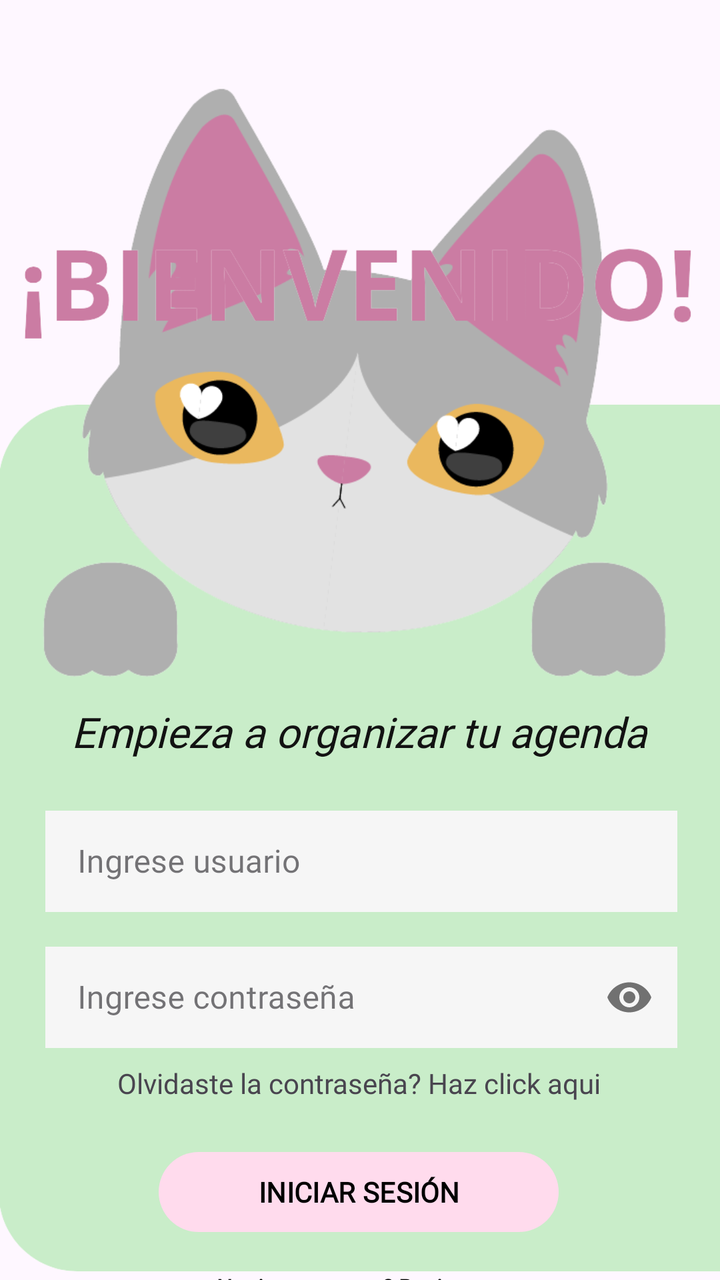
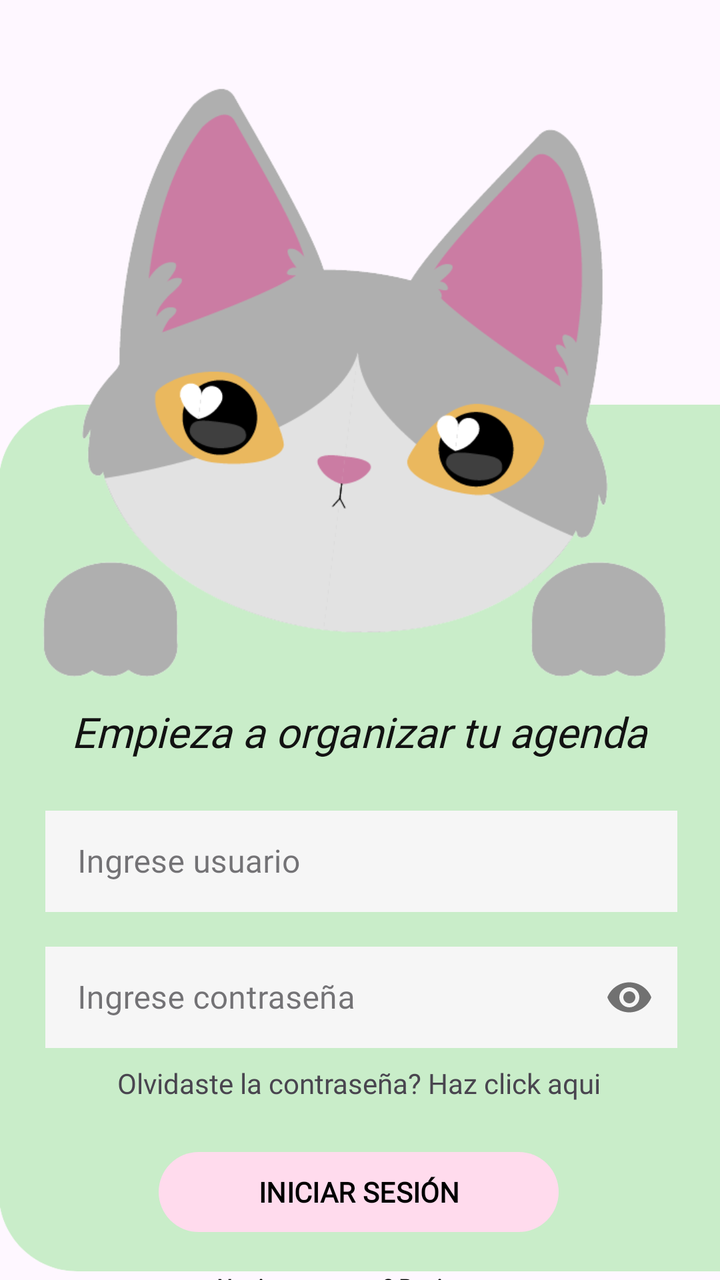

Two renders of the same Android screen: before a commit and after it. Below are the layout's source before the change and the commit's diff.
<!-- AndroidManifest.xml: application theme Theme.Inti_agenda -->
<!-- res/layout/activity_main.xml -->
<?xml version="1.0" encoding="utf-8"?>
<androidx.constraintlayout.widget.ConstraintLayout xmlns:android="http://schemas.android.com/apk/res/android"
    xmlns:app="http://schemas.android.com/apk/res-auto"
    xmlns:tools="http://schemas.android.com/tools"
    android:id="@+id/main"
    android:layout_width="match_parent"
    android:layout_height="match_parent"
    tools:context=".MainActivity">

    <ImageView
        android:id="@+id/imageView6"
        android:layout_width="239dp"
        android:layout_height="235dp"
        android:layout_marginTop="172dp"
        app:layout_constraintBottom_toBottomOf="@+id/textView4"
        app:layout_constraintEnd_toEndOf="parent"
        app:layout_constraintStart_toStartOf="parent"
        app:layout_constraintTop_toBottomOf="@+id/imageView5"
        app:layout_constraintVertical_bias="0.023"
        app:srcCompat="@drawable/circulo_gatito" />

    <ImageView
        android:id="@+id/imageView2"
        android:layout_width="421dp"
        android:layout_height="434dp"
        android:layout_marginBottom="4dp"
        app:layout_constraintBottom_toBottomOf="parent"
        app:layout_constraintEnd_toEndOf="parent"
        app:layout_constraintHorizontal_bias="0.0"
        app:layout_constraintStart_toStartOf="parent"
        app:srcCompat="@drawable/cuadro_inicio_sesion2" />

    <TextView
        android:id="@+id/textView2"
        android:layout_width="wrap_content"
        android:layout_height="wrap_content"
        android:fontFamily="@font/poppins_regular"
        android:text="@string/bienvenido"
        android:textColor="#121212"
        android:textSize="21sp"
        android:textStyle="italic"
        app:layout_constraintBottom_toBottomOf="parent"
        app:layout_constraintEnd_toEndOf="parent"
        app:layout_constraintHorizontal_bias="0.496"
        app:layout_constraintStart_toStartOf="parent"
        app:layout_constraintTop_toTopOf="parent"
        app:layout_constraintVertical_bias="0.575" />

    
    <ImageView
        android:id="@+id/imageView"
        android:layout_width="328dp"
        android:layout_height="316dp"
        android:layout_marginBottom="256dp"
        android:contentDescription="@string/app_name"
        app:layout_constraintBottom_toBottomOf="@+id/imageView2"
        app:layout_constraintEnd_toEndOf="parent"
        app:layout_constraintStart_toStartOf="parent"
        app:layout_constraintTop_toTopOf="parent"
        app:layout_constraintVertical_bias="0.573"
        app:srcCompat="@drawable/gato_curi" />

    <androidx.constraintlayout.widget.Guideline
        android:id="@+id/guideline"
        android:layout_width="wrap_content"
        android:layout_height="wrap_content"
        android:orientation="vertical"
        app:layout_constraintGuide_begin="30dp" />

    <androidx.constraintlayout.widget.Guideline
        android:id="@+id/guideline2"
        android:layout_width="wrap_content"
        android:layout_height="wrap_content"
        android:orientation="vertical"
        app:layout_constraintGuide_end="30dp" />

    <ImageView
        android:id="@+id/imageView5"
        android:layout_width="342dp"
        android:layout_height="98dp"
        android:layout_marginTop="96dp"
        app:layout_constraintEnd_toEndOf="parent"
        app:layout_constraintHorizontal_bias="0.492"
        app:layout_constraintStart_toStartOf="parent"
        app:layout_constraintTop_toTopOf="parent"
        app:srcCompat="@drawable/bienvenido" />

    <com.google.android.material.textfield.TextInputLayout
        style="@style/MyTextInputStyle"
        android:id="@+id/textInputLayout"
        android:layout_width="316dp"
        android:layout_height="56dp"
        android:layout_marginTop="20dp"
        app:layout_constraintEnd_toStartOf="@+id/guideline2"
        app:layout_constraintHorizontal_bias="0.479"
        app:layout_constraintStart_toStartOf="@+id/guideline"
        app:layout_constraintTop_toBottomOf="@+id/textView2"
        >

        <com.google.android.material.textfield.TextInputEditText
            android:layout_width="match_parent"
            android:layout_height="wrap_content"
            android:inputType="text"
            android:fontFamily="@font/poppins_regular"
            android:hint="@string/txt_usuario"
            android:background="@color/white"
            android:textColor="@color/black"

            />
    </com.google.android.material.textfield.TextInputLayout>

    <com.google.android.material.textfield.TextInputLayout
        style="@style/MyTextInputStyle"
        android:id="@+id/textInputLayout2"
        android:layout_width="316dp"
        android:layout_height="56dp"
        android:layout_marginTop="12dp"
        app:passwordToggleEnabled="true"
        app:layout_constraintEnd_toStartOf="@+id/guideline2"
        app:layout_constraintHorizontal_bias="0.475"
        app:layout_constraintStart_toStartOf="@+id/guideline"
        app:layout_constraintTop_toBottomOf="@+id/textInputLayout">

        <com.google.android.material.textfield.TextInputEditText
            android:layout_width="match_parent"
            android:layout_height="wrap_content"
            android:inputType="textPassword"
            android:fontFamily="@font/poppins_regular"
            android:hint="@string/txt_password"
            android:background="@color/white"/>


    </com.google.android.material.textfield.TextInputLayout>

    <Button
        android:id="@+id/btn_ingresar"
        android:layout_width="200dp"
        android:layout_height="wrap_content"
        android:layout_marginTop="48dp"
        android:text="@string/btn_ingresar"
        android:textColor="@color/black"
        android:textStyle="bold"
        android:fontFamily="@font/poppins_bold"
        app:layout_constraintEnd_toStartOf="@+id/guideline2"
        app:layout_constraintHorizontal_bias="0.493"
        app:layout_constraintStart_toStartOf="@+id/guideline"
        app:layout_constraintTop_toBottomOf="@+id/textInputLayout2" />

    <TextView
        android:id="@+id/textView3"
        android:layout_width="wrap_content"
        android:layout_height="wrap_content"
        android:layout_marginTop="8sp"
        android:fontFamily="@font/poppins_regular"
        android:text="@string/olvidasteContraseña"
        app:layout_constraintEnd_toStartOf="@+id/guideline2"
        app:layout_constraintHorizontal_bias="0.495"
        app:layout_constraintStart_toStartOf="@+id/guideline"
        app:layout_constraintTop_toBottomOf="@+id/textInputLayout2" />

    <TextView
        android:id="@+id/textView4"
        android:layout_width="wrap_content"
        android:layout_height="wrap_content"
        android:layout_marginTop="16dp"
        android:fontFamily="@font/poppins_regular"
        android:text="@string/lbl_crear_cuenta"
        android:textColor="@color/black"
        android:textSize="11sp"
        android:textStyle="bold"
        app:layout_constraintEnd_toStartOf="@+id/guideline2"
        app:layout_constraintHorizontal_bias="0.494"
        app:layout_constraintStart_toStartOf="@+id/guideline"
        app:layout_constraintTop_toBottomOf="@+id/btn_ingresar" />

    <Button
        android:id="@+id/btn_registro"
        android:layout_width="200dp"
        android:layout_height="wrap_content"
        android:layout_marginTop="8dp"
        android:backgroundTint="@color/colorPrimaryDark"
        android:fontFamily="@font/poppins_bold"
        android:text="@string/btn_registro"
        android:textColor="@color/white"
        app:layout_constraintEnd_toStartOf="@+id/guideline2"
        app:layout_constraintHorizontal_bias="0.493"
        app:layout_constraintStart_toStartOf="@+id/guideline"
        app:layout_constraintTop_toBottomOf="@+id/textView4" />


</androidx.constraintlayout.widget.ConstraintLayout>
<!-- resources referenced by this layout -->
<resources>
  <color name="black">#FF000000</color>
  <color name="colorPrimaryDark">#cb7ca3</color>
  <color name="white">#f6f6f6</color>
  <!-- drawable bienvenido: png bitmap (drawable, 15426 bytes) -->
  <!-- drawable circulo_gatito: png bitmap (drawable, 16671 bytes) -->
  <!-- drawable cuadro_inicio_sesion2: png bitmap (drawable, 11440 bytes) -->
  <!-- drawable gato_curi: png bitmap (drawable, 32536 bytes) -->
  <string name="app_name">Inti_agenda</string>
  <string name="bienvenido">Empieza a organizar tu agenda</string>
  <string name="btn_ingresar">INICIAR SESIÓN</string>
  <string name="btn_registro">REGISTRARSE</string>
  <string name="lbl_crear_cuenta">No tienes cuenta? Registrate</string>
  <string name="txt_password">Ingrese contraseña</string>
  <string name="txt_usuario">Ingrese usuario</string>
  <style name="MyTextInputStyle" parent="Widget.MaterialComponents.TextInputLayout.OutlinedBox">
          <item name="boxStrokeColor">@color/white</item>
          <item name="boxStrokeWidth">2dp</item>
          <item name="boxStrokeWidthFocused">3dp</item>
          <item name="boxCornerRadiusTopStart">8dp</item>
          <item name="boxCornerRadiusTopEnd">8dp</item>
          <item name="boxCornerRadiusBottomStart">8dp</item>
          <item name="boxCornerRadiusBottomEnd">8dp</item>
          <item name="hintTextColor">@color/black</item>
      </style>
  <style name="Theme.Inti_agenda" parent="Base.Theme.Inti_agenda" />
  <style name="Base.Theme.Inti_agenda" parent="Theme.Material3.DayNight.NoActionBar">
          <item name="colorPrimary">@color/colorPrimary</item>
          <item name="colorPrimaryVariant">@color/colorPrimaryDark</item>
          <item name="colorOnPrimary">@color/white</item>
          <item name="colorOnSecondary">@color/black</item>
      </style>
  <color name="colorPrimary">#ffdbed</color>
</resources>

<!-- the commit's change to res/layout/activity_main.xml (unified diff, before → after) -->
@@ -1,191 +1,385 @@
 <?xml version="1.0" encoding="utf-8"?>
 <androidx.constraintlayout.widget.ConstraintLayout xmlns:android="http://schemas.android.com/apk/res/android"
+
     xmlns:app="http://schemas.android.com/apk/res-auto"
+
     xmlns:tools="http://schemas.android.com/tools"
+
     android:id="@+id/main"
+
     android:layout_width="match_parent"
+
     android:layout_height="match_parent"
+
     tools:context=".MainActivity">
 
+
+
     <ImageView
+
         android:id="@+id/imageView6"
+
         android:layout_width="239dp"
+
         android:layout_height="235dp"
+
         android:layout_marginTop="172dp"
+
         app:layout_constraintBottom_toBottomOf="@+id/textView4"
-        app:layout_constraintEnd_toEndOf="parent"
-        app:layout_constraintStart_toStartOf="parent"
+
+        app:layout_constraintEnd_toEndOf="parent"
+
+        app:layout_constraintStart_toStartOf="parent"
+
         app:layout_constraintTop_toBottomOf="@+id/imageView5"
+
         app:layout_constraintVertical_bias="0.023"
+
         app:srcCompat="@drawable/circulo_gatito" />
 
+
+
     <ImageView
+
         android:id="@+id/imageView2"
+
         android:layout_width="421dp"
+
         android:layout_height="434dp"
+
         android:layout_marginBottom="4dp"
+
         app:layout_constraintBottom_toBottomOf="parent"
-        app:layout_constraintEnd_toEndOf="parent"
+
+        app:layout_constraintEnd_toEndOf="parent"
+
         app:layout_constraintHorizontal_bias="0.0"
-        app:layout_constraintStart_toStartOf="parent"
+
+        app:layout_constraintStart_toStartOf="parent"
+
         app:srcCompat="@drawable/cuadro_inicio_sesion2" />
 
+
+
     <TextView
+
         android:id="@+id/textView2"
-        android:layout_width="wrap_content"
-        android:layout_height="wrap_content"
+
+        android:layout_width="wrap_content"
+
+        android:layout_height="wrap_content"
+
         android:fontFamily="@font/poppins_regular"
+
         android:text="@string/bienvenido"
+
         android:textColor="#121212"
+
         android:textSize="21sp"
+
         android:textStyle="italic"
+
         app:layout_constraintBottom_toBottomOf="parent"
-        app:layout_constraintEnd_toEndOf="parent"
+
+        app:layout_constraintEnd_toEndOf="parent"
+
         app:layout_constraintHorizontal_bias="0.496"
-        app:layout_constraintStart_toStartOf="parent"
+
+        app:layout_constraintStart_toStartOf="parent"
+
         app:layout_constraintTop_toTopOf="parent"
+
         app:layout_constraintVertical_bias="0.575" />
 
+
+
     
+
     <ImageView
+
         android:id="@+id/imageView"
+
         android:layout_width="328dp"
+
         android:layout_height="316dp"
+
         android:layout_marginBottom="256dp"
+
         android:contentDescription="@string/app_name"
+
         app:layout_constraintBottom_toBottomOf="@+id/imageView2"
-        app:layout_constraintEnd_toEndOf="parent"
-        app:layout_constraintStart_toStartOf="parent"
+
+        app:layout_constraintEnd_toEndOf="parent"
+
+        app:layout_constraintStart_toStartOf="parent"
+
         app:layout_constraintTop_toTopOf="parent"
+
         app:layout_constraintVertical_bias="0.573"
+
         app:srcCompat="@drawable/gato_curi" />
 
+
+
     <androidx.constraintlayout.widget.Guideline
+
         android:id="@+id/guideline"
-        android:layout_width="wrap_content"
-        android:layout_height="wrap_content"
+
+        android:layout_width="wrap_content"
+
+        android:layout_height="wrap_content"
+
         android:orientation="vertical"
+
         app:layout_constraintGuide_begin="30dp" />
 
+
+
     <androidx.constraintlayout.widget.Guideline
+
         android:id="@+id/guideline2"
-        android:layout_width="wrap_content"
-        android:layout_height="wrap_content"
+
+        android:layout_width="wrap_content"
+
+        android:layout_height="wrap_content"
+
         android:orientation="vertical"
+
         app:layout_constraintGuide_end="30dp" />
 
+
+
     <ImageView
+
         android:id="@+id/imageView5"
+
         android:layout_width="342dp"
+
         android:layout_height="98dp"
-        android:layout_marginTop="96dp"
-        app:layout_constraintEnd_toEndOf="parent"
-        app:layout_constraintHorizontal_bias="0.492"
-        app:layout_constraintStart_toStartOf="parent"
+
+        android:layout_marginTop="60dp"
+
+        app:layout_constraintBottom_toTopOf="@+id/imageView"
+
+        app:layout_constraintEnd_toEndOf="parent"
+
+        app:layout_constraintHorizontal_bias="0.608"
+
+        app:layout_constraintStart_toStartOf="parent"
+
         app:layout_constraintTop_toTopOf="parent"
+
+        app:layout_constraintVertical_bias="0.0"
+
         app:srcCompat="@drawable/bienvenido" />
 
+
+
     <com.google.android.material.textfield.TextInputLayout
+
         style="@style/MyTextInputStyle"
+
         android:id="@+id/textInputLayout"
+
         android:layout_width="316dp"
+
         android:layout_height="56dp"
+
         android:layout_marginTop="20dp"
-        app:layout_constraintEnd_toStartOf="@+id/guideline2"
+
+        app:layout_constraintEnd_toStartOf="@+id/guideline2"
+
         app:layout_constraintHorizontal_bias="0.479"
-        app:layout_constraintStart_toStartOf="@+id/guideline"
+
+        app:layout_constraintStart_toStartOf="@+id/guideline"
+
         app:layout_constraintTop_toBottomOf="@+id/textView2"
+
         >
 
+
+
         <com.google.android.material.textfield.TextInputEditText
+            android:id="@+id/etUsuarioLogin"
+
             android:layout_width="match_parent"
+
             android:layout_height="wrap_content"
+
             android:inputType="text"
+
             android:fontFamily="@font/poppins_regular"
+
             android:hint="@string/txt_usuario"
+
             android:background="@color/white"
+
             android:textColor="@color/black"
 
+
+
             />
+
     </com.google.android.material.textfield.TextInputLayout>
 
+
+
     <com.google.android.material.textfield.TextInputLayout
+
         style="@style/MyTextInputStyle"
+
         android:id="@+id/textInputLayout2"
+
         android:layout_width="316dp"
+
         android:layout_height="56dp"
+
         android:layout_marginTop="12dp"
+
         app:passwordToggleEnabled="true"
-        app:layout_constraintEnd_toStartOf="@+id/guideline2"
+
+        app:layout_constraintEnd_toStartOf="@+id/guideline2"
+
         app:layout_constraintHorizontal_bias="0.475"
-        app:layout_constraintStart_toStartOf="@+id/guideline"
+
+        app:layout_constraintStart_toStartOf="@+id/guideline"
+
         app:layout_constraintTop_toBottomOf="@+id/textInputLayout">
 
+
+
         <com.google.android.material.textfield.TextInputEditText
+            android:id="@+id/etPasswordLogin"
             android:layout_width="match_parent"
+
             android:layout_height="wrap_content"
+
             android:inputType="textPassword"
+
             android:fontFamily="@font/poppins_regular"
+
             android:hint="@string/txt_password"
+
             android:background="@color/white"/>
 
 
+
+
+
     </com.google.android.material.textfield.TextInputLayout>
 
+
+
     <Button
+
         android:id="@+id/btn_ingresar"
+
         android:layout_width="200dp"
-        android:layout_height="wrap_content"
+
+        android:layout_height="wrap_content"
+
         android:layout_marginTop="48dp"
+
         android:text="@string/btn_ingresar"
+
         android:textColor="@color/black"
+
         android:textStyle="bold"
+
         android:fontFamily="@font/poppins_bold"
-        app:layout_constraintEnd_toStartOf="@+id/guideline2"
+
+        app:layout_constraintEnd_toStartOf="@+id/guideline2"
+
         app:layout_constraintHorizontal_bias="0.493"
-        app:layout_constraintStart_toStartOf="@+id/guideline"
+
+        app:layout_constraintStart_toStartOf="@+id/guideline"
+
         app:layout_constraintTop_toBottomOf="@+id/textInputLayout2" />
 
+
+
     <TextView
+
         android:id="@+id/textView3"
-        android:layout_width="wrap_content"
-        android:layout_height="wrap_content"
+
+        android:layout_width="wrap_content"
+
+        android:layout_height="wrap_content"
+
         android:layout_marginTop="8sp"
+
         android:fontFamily="@font/poppins_regular"
+
         android:text="@string/olvidasteContraseña"
-        app:layout_constraintEnd_toStartOf="@+id/guideline2"
+
+        app:layout_constraintEnd_toStartOf="@+id/guideline2"
+
         app:layout_constraintHorizontal_bias="0.495"
-        app:layout_constraintStart_toStartOf="@+id/guideline"
+
+        app:layout_constraintStart_toStartOf="@+id/guideline"
+
         app:layout_constraintTop_toBottomOf="@+id/textInputLayout2" />
 
+
+
     <TextView
+
         android:id="@+id/textView4"
-        android:layout_width="wrap_content"
-        android:layout_height="wrap_content"
+
+        android:layout_width="wrap_content"
+
+        android:layout_height="wrap_content"
+
         android:layout_marginTop="16dp"
+
         android:fontFamily="@font/poppins_regular"
+
         android:text="@string/lbl_crear_cuenta"
+
         android:textColor="@color/black"
+
         android:textSize="11sp"
+
         android:textStyle="bold"
-        app:layout_constraintEnd_toStartOf="@+id/guideline2"
+
+        app:layout_constraintEnd_toStartOf="@+id/guideline2"
+
         app:layout_constraintHorizontal_bias="0.494"
-        app:layout_constraintStart_toStartOf="@+id/guideline"
+
+        app:layout_constraintStart_toStartOf="@+id/guideline"
+
         app:layout_constraintTop_toBottomOf="@+id/btn_ingresar" />
 
+
+
     <Button
+
         android:id="@+id/btn_registro"
+
         android:layout_width="200dp"
-        android:layout_height="wrap_content"
+
+        android:layout_height="wrap_content"
+
         android:layout_marginTop="8dp"
+
         android:backgroundTint="@color/colorPrimaryDark"
+
         android:fontFamily="@font/poppins_bold"
+
         android:text="@string/btn_registro"
+
         android:textColor="@color/white"
-        app:layout_constraintEnd_toStartOf="@+id/guideline2"
+
+        app:layout_constraintEnd_toStartOf="@+id/guideline2"
+
         app:layout_constraintHorizontal_bias="0.493"
-        app:layout_constraintStart_toStartOf="@+id/guideline"
+
+        app:layout_constraintStart_toStartOf="@+id/guideline"
+
         app:layout_constraintTop_toBottomOf="@+id/textView4" />
 
 
+
+
+
 </androidx.constraintlayout.widget.ConstraintLayout>
